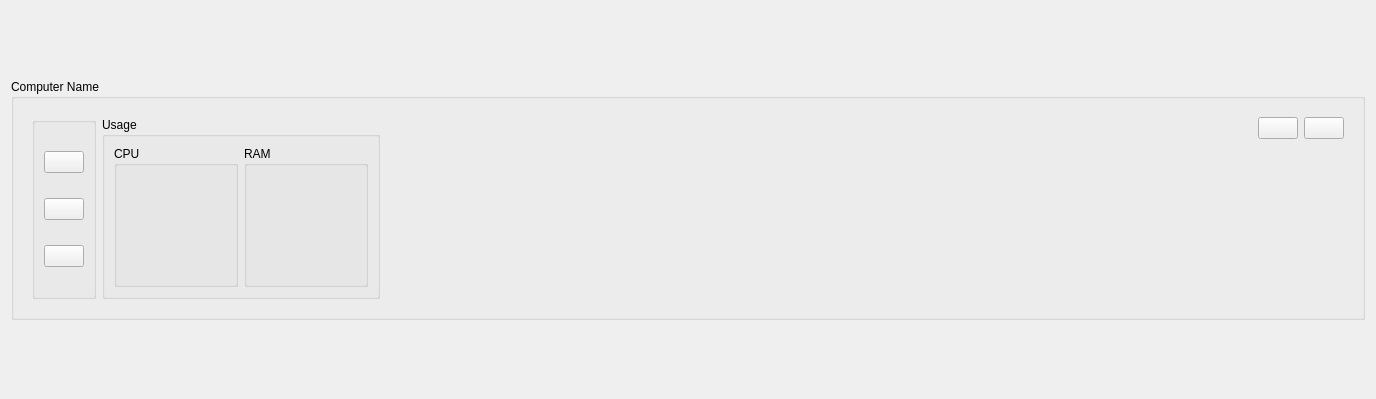
First picture: the form in src/ui/computerwidget.ui, repository Elnhomantia/ServerManager, before the edit.
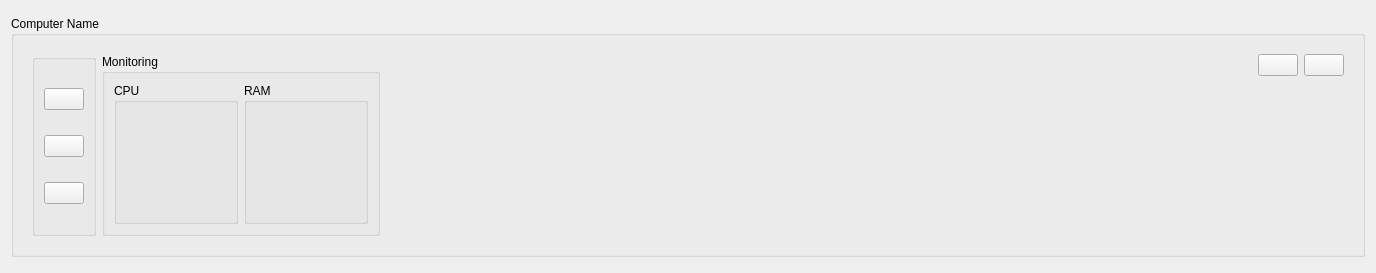
Second picture: the form after the edit. Icons and pictures are not drawn. Custom widgets are drawn as their Qt base class.

```diff
--- a/src/ui/computerwidget.ui
+++ b/src/ui/computerwidget.ui
@@ -7,7 +7,7 @@
     <x>0</x>
     <y>0</y>
     <width>1376</width>
-    <height>399</height>
+    <height>273</height>
    </rect>
   </property>
   <property name="sizePolicy">
@@ -58,6 +58,12 @@
              <verstretch>0</verstretch>
             </sizepolicy>
            </property>
+           <property name="title">
+            <string/>
+           </property>
+           <property name="flat">
+            <bool>false</bool>
+           </property>
            <layout class="QVBoxLayout" name="verticalLayout_2">
             <item>
              <widget class="QPushButton" name="startButton">
@@ -110,7 +116,7 @@
             </sizepolicy>
            </property>
            <property name="title">
-            <string>Usage</string>
+            <string>Monitoring</string>
            </property>
            <property name="alignment">
             <set>Qt::AlignmentFlag::AlignLeading|Qt::AlignmentFlag::AlignLeft|Qt::AlignmentFlag::AlignTop</set>
```
Left out of the diff: 7 changed lines with no effect on the pictures.
